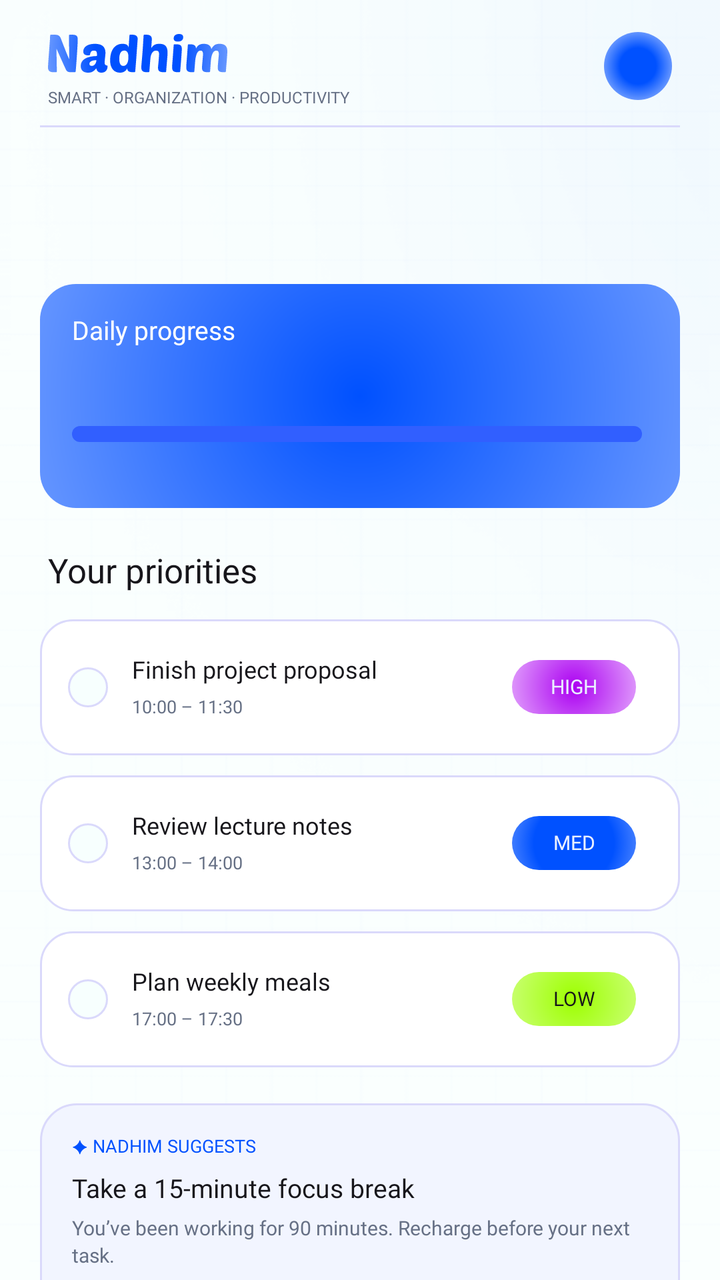
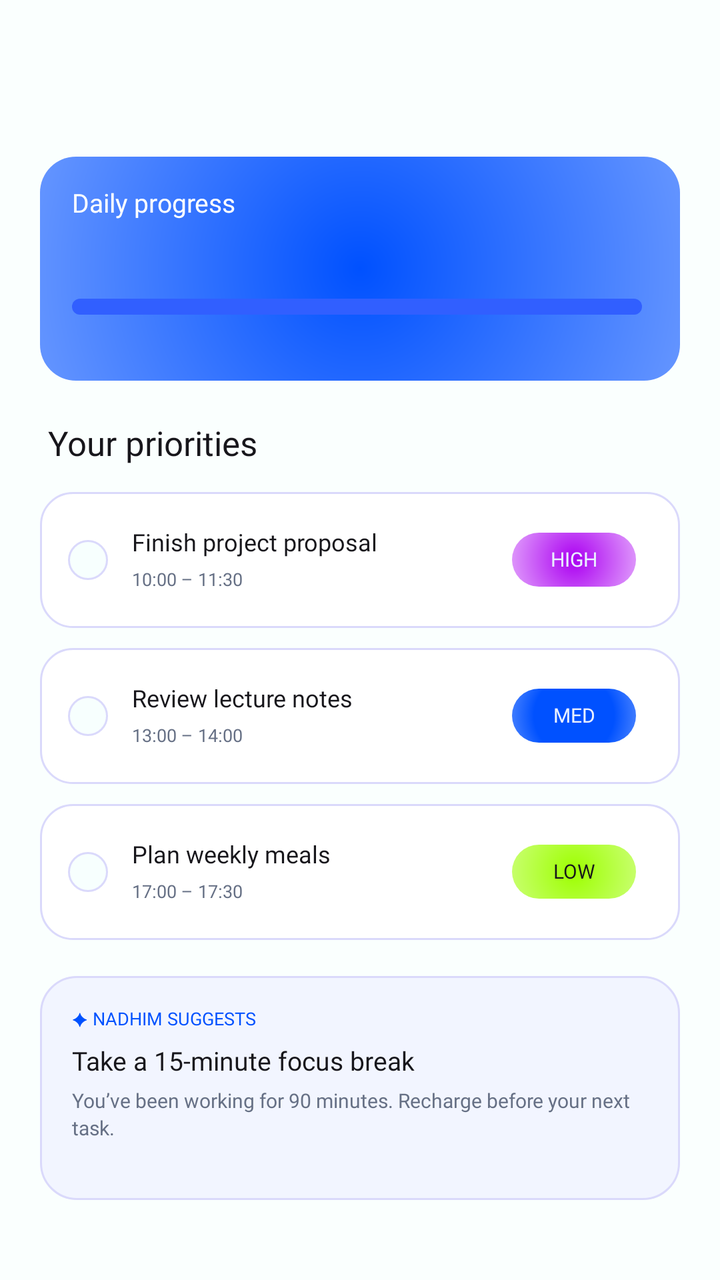

Screens rendered from an Android XML layout before and after an edit, with the pre-edit source and the edit as a unified diff.
<!-- AndroidManifest.xml: application theme AppTheme -->
<!-- res/layout/activity_main.xml -->
<?xml version="1.0" encoding="utf-8"?>
<FrameLayout xmlns:android="http://schemas.android.com/apk/res/android"
    android:layout_width="match_parent"
    android:layout_height="match_parent"
    android:background="@color/screen_background">

    
    
    <ImageView
        android:layout_width="match_parent"
        android:layout_height="match_parent"
        android:importantForAccessibility="no"
        android:scaleType="fitXY"
        android:src="@drawable/bg_grid" />

    
    <ImageView
        android:layout_width="match_parent"
        android:layout_height="wrap_content"
        android:adjustViewBounds="true"
        android:importantForAccessibility="no"
        android:scaleType="fitXY"
        android:src="@drawable/bg_glow" />

    
    
    <ScrollView
        android:layout_width="match_parent"
        android:layout_height="match_parent"
        android:clipToPadding="false"
        android:paddingBottom="16dp"
        android:scrollbars="none">

        
        <LinearLayout
            android:layout_width="match_parent"
            android:layout_height="wrap_content"
            android:orientation="vertical"
            android:paddingStart="20dp"
            android:paddingTop="16dp"
            android:paddingEnd="20dp">

            
            
            <RelativeLayout
                android:layout_width="match_parent"
                android:layout_height="wrap_content">

                
                <ImageView
                    android:id="@+id/logo"
                    android:layout_width="wrap_content"
                    android:layout_height="wrap_content"
                    android:layout_marginStart="4dp"
                    android:layout_marginTop="1dp"
                    android:contentDescription="@string/logo_description"
                    android:src="@drawable/logo_nadhim" />

                
                <TextView
                    style="@style/Text"
                    android:layout_width="wrap_content"
                    android:layout_height="wrap_content"
                    android:layout_below="@id/logo"
                    android:layout_marginStart="4dp"
                    android:layout_marginTop="8dp"
                    android:fontFamily="@font/poppins_semibold"
                    android:text="@string/tagline"
                    android:textColor="@color/text_secondary"
                    android:textSize="8sp" />

                
                <TextView
                    android:id="@+id/avatar"
                    android:layout_width="34dp"
                    android:layout_height="34dp"
                    android:layout_alignParentEnd="true"
                    android:layout_marginEnd="4dp"
                    android:background="@drawable/bg_avatar"
                    android:contentDescription="@string/profile_description"
                    android:fontFamily="@font/poppins_bold"
                    android:gravity="center"
                    android:includeFontPadding="false"
                    android:text=""
                    android:textColor="@color/white"
                    android:textSize="14sp" />
            </RelativeLayout>

            
            <View
                android:layout_width="match_parent"
                android:layout_height="1dp"
                android:layout_marginTop="9dp"
                android:background="@color/border" />

            
            
            <TextView
                android:id="@+id/greeting"
                style="@style/Text"
                android:layout_width="wrap_content"
                android:layout_height="wrap_content"
                android:layout_marginStart="4dp"
                android:layout_marginTop="19dp"
                android:fontFamily="@font/poppins_bold"
                android:textSize="24sp" />

            
            <TextView
                android:id="@+id/date"
                style="@style/Text"
                android:layout_width="wrap_content"
                android:layout_height="wrap_content"
                android:layout_marginStart="4dp"
                android:layout_marginTop="4dp"
                android:textColor="@color/text_secondary"
                android:textSize="11sp" />

            
            <RelativeLayout
                android:layout_width="match_parent"
                android:layout_height="112dp"
                android:layout_marginTop="14dp"
                android:background="@drawable/bg_progress_card"
                android:paddingStart="16dp"
                android:paddingTop="16dp"
                android:paddingEnd="19dp">

                <TextView
                    android:id="@+id/progress_title"
                    style="@style/Text"
                    android:layout_width="wrap_content"
                    android:layout_height="wrap_content"
                    android:fontFamily="@font/poppins_semibold"
                    android:text="@string/daily_progress"
                    android:textColor="@color/white"
                    android:textSize="13sp" />

                
                <TextView
                    android:id="@+id/progress_subtitle"
                    style="@style/Text"
                    android:layout_width="wrap_content"
                    android:layout_height="wrap_content"
                    android:layout_below="@id/progress_title"
                    android:layout_marginTop="5dp"
                    android:textColor="@color/white"
                    android:textSize="10sp" />

                
                <TextView
                    android:id="@+id/progress_percent"
                    style="@style/Text"
                    android:layout_width="wrap_content"
                    android:layout_height="wrap_content"
                    android:layout_alignParentEnd="true"
                    android:layout_marginTop="25dp"
                    android:fontFamily="@font/poppins_bold"
                    android:textColor="@color/accent_green"
                    android:textSize="12sp" />

                
                <ProgressBar
                    android:id="@+id/progress_bar"
                    style="?android:attr/progressBarStyleHorizontal"
                    android:layout_width="match_parent"
                    android:layout_height="8dp"
                    android:layout_marginTop="55dp"
                    android:max="100"
                    android:progressDrawable="@drawable/progress_bar" />
            </RelativeLayout>

            
            <TextView
                style="@style/Text"
                android:layout_width="wrap_content"
                android:layout_height="wrap_content"
                android:layout_marginStart="4dp"
                android:layout_marginTop="22dp"
                android:layout_marginBottom="4dp"
                android:fontFamily="@font/poppins_bold"
                android:text="@string/your_priorities"
                android:textSize="17sp" />

            

            
            <LinearLayout style="@style/TaskCard">

                <CheckBox
                    android:id="@+id/task1_check"
                    style="@style/TaskCheck"
                    android:contentDescription="@string/task1_title" />

                
                <LinearLayout
                    android:layout_width="0dp"
                    android:layout_height="wrap_content"
                    android:layout_weight="1"
                    android:orientation="vertical">

                    <TextView
                        android:id="@+id/task1_title"
                        style="@style/Text.TaskTitle"
                        android:layout_width="wrap_content"
                        android:layout_height="wrap_content"
                        android:text="@string/task1_title" />

                    <TextView
                        style="@style/Text.TaskTime"
                        android:layout_width="wrap_content"
                        android:layout_height="wrap_content"
                        android:text="@string/task1_time" />
                </LinearLayout>

                <TextView
                    style="@style/Text.Badge"
                    android:background="@drawable/bg_badge_high"
                    android:text="@string/priority_high" />
            </LinearLayout>

            
            <LinearLayout style="@style/TaskCard">

                <CheckBox
                    android:id="@+id/task2_check"
                    style="@style/TaskCheck"
                    android:contentDescription="@string/task2_title" />

                <LinearLayout
                    android:layout_width="0dp"
                    android:layout_height="wrap_content"
                    android:layout_weight="1"
                    android:orientation="vertical">

                    <TextView
                        android:id="@+id/task2_title"
                        style="@style/Text.TaskTitle"
                        android:layout_width="wrap_content"
                        android:layout_height="wrap_content"
                        android:text="@string/task2_title" />

                    <TextView
                        style="@style/Text.TaskTime"
                        android:layout_width="wrap_content"
                        android:layout_height="wrap_content"
                        android:text="@string/task2_time" />
                </LinearLayout>

                <TextView
                    style="@style/Text.Badge"
                    android:background="@drawable/bg_badge_med"
                    android:text="@string/priority_med" />
            </LinearLayout>

            
            <LinearLayout style="@style/TaskCard">

                <CheckBox
                    android:id="@+id/task3_check"
                    style="@style/TaskCheck"
                    android:contentDescription="@string/task3_title" />

                <LinearLayout
                    android:layout_width="0dp"
                    android:layout_height="wrap_content"
                    android:layout_weight="1"
                    android:orientation="vertical">

                    <TextView
                        android:id="@+id/task3_title"
                        style="@style/Text.TaskTitle"
                        android:layout_width="wrap_content"
                        android:layout_height="wrap_content"
                        android:text="@string/task3_title" />

                    <TextView
                        style="@style/Text.TaskTime"
                        android:layout_width="wrap_content"
                        android:layout_height="wrap_content"
                        android:text="@string/task3_time" />
                </LinearLayout>

                <TextView
                    style="@style/Text.Badge"
                    android:background="@drawable/bg_badge_low"
                    android:text="@string/priority_low"
                    android:textColor="@color/text_primary" />
            </LinearLayout>

            
            <LinearLayout
                android:layout_width="match_parent"
                android:layout_height="112dp"
                android:layout_marginTop="18dp"
                android:background="@drawable/bg_suggestion"
                android:orientation="vertical"
                android:paddingStart="16dp"
                android:paddingTop="15dp"
                android:paddingEnd="16dp">

                <TextView
                    style="@style/Text"
                    android:layout_width="wrap_content"
                    android:layout_height="wrap_content"
                    android:fontFamily="@font/poppins_bold"
                    android:text="@string/suggestion_label"
                    android:textColor="@color/brand_blue"
                    android:textSize="9sp" />

                <TextView
                    style="@style/Text"
                    android:layout_width="wrap_content"
                    android:layout_height="wrap_content"
                    android:layout_marginTop="8dp"
                    android:fontFamily="@font/poppins_semibold"
                    android:text="@string/suggestion_title"
                    android:textSize="13sp" />

                <TextView
                    style="@style/Text"
                    android:layout_width="match_parent"
                    android:layout_height="wrap_content"
                    android:layout_marginTop="6dp"
                    android:lineSpacingExtra="2dp"
                    android:text="@string/suggestion_body"
                    android:textColor="@color/text_secondary"
                    android:textSize="10sp" />
            </LinearLayout>
        </LinearLayout>
    </ScrollView>

  
</FrameLayout>
<!-- resources referenced by this layout -->
<resources>
  <color name="accent_green">#9DFF00</color>
  <color name="border">#DAD9FB</color>
  <color name="brand_blue">#0051FF</color>
  <color name="screen_background">#FAFFFE</color>
  <color name="text_primary">#17161B</color>
  <color name="text_secondary">#667085</color>
  <color name="white">#FFFFFF</color>
  <!-- drawable bg_avatar (drawable) -->
  <?xml version="1.0" encoding="utf-8"?>
  <shape xmlns:android="http://schemas.android.com/apk/res/android"
      android:shape="oval">
      <gradient
          android:type="radial"
          android:gradientRadius="18dp"
          android:startColor="@color/brand_blue"
          android:centerColor="@color/brand_blue"
          android:endColor="@color/brand_blue_light" />
  </shape>
  <!-- drawable bg_glow: png bitmap (drawable-mdpi, 13223 bytes) -->
  <!-- drawable bg_grid: png bitmap (drawable-mdpi, 6850 bytes) -->
  <!-- drawable bg_suggestion (drawable) -->
  <?xml version="1.0" encoding="utf-8"?>
  <shape xmlns:android="http://schemas.android.com/apk/res/android"
      android:shape="rectangle">
      <corners android:radius="18dp" />
      <solid android:color="@color/suggestion_background" />
      <stroke android:width="1dp" android:color="@color/border" />
  </shape>
  <!-- drawable logo_nadhim: vector/xml drawable (drawable, 17022 chars, omitted) -->
  <string name="daily_progress">Daily progress</string>
  <string name="logo_description">Nadhim</string>
  <string name="priority_high">HIGH</string>
  <string name="priority_low">LOW</string>
  <string name="priority_med">MED</string>
  <string name="profile_description">Profile</string>
  <string name="suggestion_body">You’ve been working for 90 minutes. Recharge before your next task.</string>
  <string name="suggestion_label">✦  NADHIM SUGGESTS</string>
  <string name="suggestion_title">Take a 15-minute focus break</string>
  <string name="tagline">SMART  ·  ORGANIZATION  ·  PRODUCTIVITY</string>
  <string name="task1_time">10:00 – 11:30</string>
  <string name="task1_title">Finish project proposal</string>
  <string name="task2_time">13:00 – 14:00</string>
  <string name="task2_title">Review lecture notes</string>
  <string name="task3_time">17:00 – 17:30</string>
  <string name="task3_title">Plan weekly meals</string>
  <string name="your_priorities">Your priorities</string>
  <style name="Text">
          <item name="android:fontFamily">@font/poppins_regular</item>
          <item name="android:textColor">@color/text_primary</item>
          <item name="android:includeFontPadding">false</item>
      </style>
  <style name="Text.TaskTime">
          <item name="android:textColor">@color/text_secondary</item>
          <item name="android:textSize">9sp</item>
          <item name="android:layout_marginTop">6dp</item>
      </style>
  <style name="Text.TaskTitle">
          <item name="android:fontFamily">@font/poppins_semibold</item>
          <item name="android:textSize">12sp</item>
      </style>
  <color name="brand_blue_light">#719EFF</color>
  <color name="brand_blue_mid">#3977FF</color>
  <color name="suggestion_background">#F2F5FF</color>
  <color name="progress_track">#315FFF</color>
  <!-- drawable bg_card (drawable) -->
  <?xml version="1.0" encoding="utf-8"?>
  <shape xmlns:android="http://schemas.android.com/apk/res/android"
      android:shape="rectangle">
      <corners android:radius="16dp" />
      <solid android:color="@color/card_background" />
      <stroke android:width="1dp" android:color="@color/border" />
  </shape>
  <!-- drawable task_check (drawable) -->
  <?xml version="1.0" encoding="utf-8"?>
  <selector xmlns:android="http://schemas.android.com/apk/res/android">
      <item android:state_checked="true" android:drawable="@drawable/check_checked" />
      <item android:drawable="@drawable/check_unchecked" />
  </selector>
  <color name="text_on_badge">#EAF0FF</color>
  <color name="card_background">#FFFFFF</color>
  <color name="check_background">#F7FFFE</color>
  <!-- unchanged entries left out for length: 11 -->
</resources>

<!-- the commit's change to res/layout/activity_main.xml (unified diff, before → after) -->
@@ -2,25 +2,9 @@
 <FrameLayout xmlns:android="http://schemas.android.com/apk/res/android"
     android:layout_width="match_parent"
     android:layout_height="match_parent"
-    android:background="@color/screen_background">
-
-    
-    
-    <ImageView
-        android:layout_width="match_parent"
-        android:layout_height="match_parent"
-        android:importantForAccessibility="no"
-        android:scaleType="fitXY"
-        android:src="@drawable/bg_grid" />
-
-    
-    <ImageView
-        android:layout_width="match_parent"
-        android:layout_height="wrap_content"
-        android:adjustViewBounds="true"
-        android:importantForAccessibility="no"
-        android:scaleType="fitXY"
-        android:src="@drawable/bg_glow" />
+>
+
+
 
     
     
@@ -31,67 +15,12 @@
         android:paddingBottom="16dp"
         android:scrollbars="none">
 
-        
         <LinearLayout
             android:layout_width="match_parent"
             android:layout_height="wrap_content"
             android:orientation="vertical"
             android:paddingStart="20dp"
-            android:paddingTop="16dp"
             android:paddingEnd="20dp">
-
-            
-            
-            <RelativeLayout
-                android:layout_width="match_parent"
-                android:layout_height="wrap_content">
-
-                
-                <ImageView
-                    android:id="@+id/logo"
-                    android:layout_width="wrap_content"
-                    android:layout_height="wrap_content"
-                    android:layout_marginStart="4dp"
-                    android:layout_marginTop="1dp"
-                    android:contentDescription="@string/logo_description"
-                    android:src="@drawable/logo_nadhim" />
-
-                
-                <TextView
-                    style="@style/Text"
-                    android:layout_width="wrap_content"
-                    android:layout_height="wrap_content"
-                    android:layout_below="@id/logo"
-                    android:layout_marginStart="4dp"
-                    android:layout_marginTop="8dp"
-                    android:fontFamily="@font/poppins_semibold"
-                    android:text="@string/tagline"
-                    android:textColor="@color/text_secondary"
-                    android:textSize="8sp" />
-
-                
-                <TextView
-                    android:id="@+id/avatar"
-                    android:layout_width="34dp"
-                    android:layout_height="34dp"
-                    android:layout_alignParentEnd="true"
-                    android:layout_marginEnd="4dp"
-                    android:background="@drawable/bg_avatar"
-                    android:contentDescription="@string/profile_description"
-                    android:fontFamily="@font/poppins_bold"
-                    android:gravity="center"
-                    android:includeFontPadding="false"
-                    android:text=""
-                    android:textColor="@color/white"
-                    android:textSize="14sp" />
-            </RelativeLayout>
-
-            
-            <View
-                android:layout_width="match_parent"
-                android:layout_height="1dp"
-                android:layout_marginTop="9dp"
-                android:background="@color/border" />
 
             
             
<!-- resource entries referenced after the edit -->
@@ -7,19 +7,6 @@
   <color name="text_primary">#17161B</color>
   <color name="text_secondary">#667085</color>
   <color name="white">#FFFFFF</color>
-  <!-- drawable bg_avatar (drawable) -->
-  <?xml version="1.0" encoding="utf-8"?>
-  <shape xmlns:android="http://schemas.android.com/apk/res/android"
-      android:shape="oval">
-      <gradient
-          android:type="radial"
-          android:gradientRadius="18dp"
-          android:startColor="@color/brand_blue"
-          android:centerColor="@color/brand_blue"
-          android:endColor="@color/brand_blue_light" />
-  </shape>
-  <!-- drawable bg_glow: png bitmap (drawable-mdpi, 13223 bytes) -->
-  <!-- drawable bg_grid: png bitmap (drawable-mdpi, 6850 bytes) -->
   <!-- drawable bg_suggestion (drawable) -->
   <?xml version="1.0" encoding="utf-8"?>
   <shape xmlns:android="http://schemas.android.com/apk/res/android"
@@ -28,17 +15,13 @@
       <solid android:color="@color/suggestion_background" />
       <stroke android:width="1dp" android:color="@color/border" />
   </shape>
-  <!-- drawable logo_nadhim: vector/xml drawable (drawable, 17022 chars, omitted) -->
   <string name="daily_progress">Daily progress</string>
-  <string name="logo_description">Nadhim</string>
   <string name="priority_high">HIGH</string>
   <string name="priority_low">LOW</string>
   <string name="priority_med">MED</string>
-  <string name="profile_description">Profile</string>
   <string name="suggestion_body">You’ve been working for 90 minutes. Recharge before your next task.</string>
   <string name="suggestion_label">✦  NADHIM SUGGESTS</string>
   <string name="suggestion_title">Take a 15-minute focus break</string>
-  <string name="tagline">SMART  ·  ORGANIZATION  ·  PRODUCTIVITY</string>
   <string name="task1_time">10:00 – 11:30</string>
   <string name="task1_title">Finish project proposal</string>
   <string name="task2_time">13:00 – 14:00</string>
